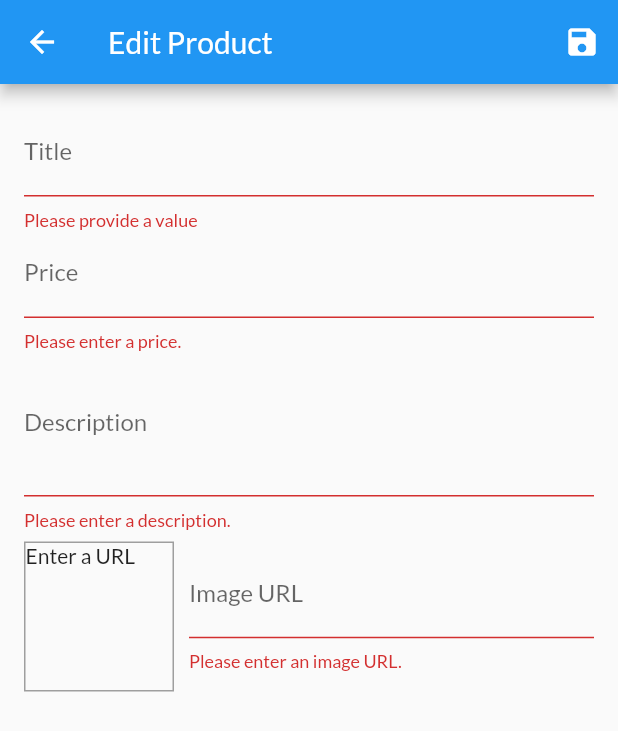
After one commit to IamWorkAndWork/Flutter_Dart_The_Complete_Guide_2021, a Flutter app: the EditProductScreen screen opened by its route, after a tap on the "save" icon, on a phone screen of 412 x 824 dp. The commit adds this screen. Shown: the top 731 px of the screen. Run offline on Flutter 3.47's test engine with Material 2 defaults, Android fonts, the phone set to English and light mode, and no system bars; missing offline and left inert: dart:ffi, shopping_app; network calls fail.

Commit message:
done Section 9: Working with User Input & Forms [SHOP APP]

```diff
--- a/3_shops_app/lib/mock/mock_products.dart
+++ /dev/null
@@ -1,70 +0,0 @@
-import 'package:flutter/material.dart';
-import 'package:shops_app/providers/product.dart';
-
-class Products with ChangeNotifier {
-  List<Product> _items = [
-    Product(
-      id: 'p1',
-      title: 'Red Shirt',
-      description: 'A red shirt - it is pretty red!',
-      price: 29.99,
-      imageUrl:
-          'https://cdn.pixabay.com/photo/2016/10/02/22/17/red-t-shirt-1710578_1280.jpg',
-    ),
-    Product(
-      id: 'p2',
-      title: 'Trousers',
-      description: 'A nice pair of trousers.',
-      price: 59.99,
-      imageUrl:
-          'https://upload.wikimedia.org/wikipedia/commons/thumb/e/e8/Trousers%2C_dress_%28AM_1960.022-8%29.jpg/512px-Trousers%2C_dress_%28AM_1960.022-8%29.jpg',
-    ),
-    Product(
-      id: 'p3',
-      title: 'Yellow Scarf',
-      description: 'Warm and cozy - exactly what you need for the winter.',
-      price: 19.99,
-      imageUrl:
-          'https://live.staticflickr.com/4043/4438260868_cc79b3369d_z.jpg',
-    ),
-    Product(
-      id: 'p4',
-      title: 'A Pan',
-      description: 'Prepare any meal you want.',
-      price: 49.99,
-      imageUrl:
-          'https://upload.wikimedia.org/wikipedia/commons/thumb/1/14/Cast-Iron-Pan.jpg/1024px-Cast-Iron-Pan.jpg',
-    ),
-  ];
-  // var _showFavoritesOnly = false;
-
-  List<Product> get items {
-    // if (_showFavoritesOnly) {
-    //   return _items.where((prodItem) => prodItem.isFavorite).toList();
-    // }
-    return [..._items];
-  }
-
-  List<Product> get favoriteItems {
-    return _items.where((prodItem) => prodItem.isFavorite).toList();
-  }
-
-  Product findById(String id) {
-    return _items.firstWhere((prod) => prod.id == id);
-  }
-
-  // void showFavoritesOnly() {
-  //   _showFavoritesOnly = true;
-  //   notifyListeners();
-  // }
-
-  // void showAll() {
-  //   _showFavoritesOnly = false;
-  //   notifyListeners();
-  // }
-
-  void addProduct() {
-    // _items.add(value);
-    notifyListeners();
-  }
-}
--- a/3_shops_app/lib/providers/cart.dart
+++ b/3_shops_app/lib/providers/cart.dart
@@ -72,4 +72,23 @@ class Cart with ChangeNotifier {
     _items = {};
     notifyListeners();
   }
+
+  void removeSingleItem(String productId) {
+    if (!_items.containsKey(productId)) {
+      return;
+    }
+    if (_items[productId].quantity > 1) {
+      _items.update(
+        productId,
+        (value) => CartItem(
+            id: value.id,
+            title: value.title,
+            quantity: value.quantity - 1,
+            price: value.price),
+      );
+    } else {
+      _items.remove(productId);
+    }
+    notifyListeners();
+  }
 }
--- a/3_shops_app/lib/providers/product.dart
+++ b/3_shops_app/lib/providers/product.dart
@@ -1,11 +1,11 @@
 import 'package:flutter/material.dart';
 
 class Product with ChangeNotifier {
-  final String id;
-  final String title;
-  final String description;
-  final double price;
-  final String imageUrl;
+  String id;
+  String title;
+  String description;
+  double price;
+  String imageUrl;
   bool isFavorite;
 
   Product({
@@ -17,6 +17,11 @@ class Product with ChangeNotifier {
     this.isFavorite = false,
   });
 
+  set setTitle(String title) => this.title = title;
+  set setDesctiption(String description) => this.description = description;
+  set setPrice(double price) => this.price = price;
+  set setImageUrl(String imageUrl) => this.imageUrl = imageUrl;
+
   void toggleFavoriteStatus() {
     isFavorite = !isFavorite;
     notifyListeners();
--- a/3_shops_app/lib/providers/products.dart
+++ b/3_shops_app/lib/providers/products.dart
@@ -64,8 +64,34 @@ class Products with ChangeNotifier {
   //   notifyListeners();
   // }
 
-  void addProduct() {
-    // _items.add(value);
+  void addProduct(Product product) {
+    final newProduct = Product(
+      title: product.title,
+      description: product.description,
+      price: product.price,
+      imageUrl: product.imageUrl,
+      id: DateTime.now().toString(),
+    );
+    _items.add(newProduct);
     notifyListeners();
   }
+
+  List<Product> get favoriteItems {
+    return _items.where((prodItem) => prodItem.isFavorite).toList();
+  }
+
+  void deleteProduct(String id) {
+    _items.removeWhere((element) => element.id == id);
+    notifyListeners();
+  }
+
+  void updateProduct(String id, Product newProduct) {
+    final productId = _items.indexWhere((element) => element.id == id);
+    if (productId > 0) {
+      _items[productId] = newProduct;
+      notifyListeners();
+    } else {
+      print("update product not found");
+    }
+  }
 }
--- /dev/null
+++ b/3_shops_app/lib/screens/edit_product_scree.dart
@@ -0,0 +1,251 @@
+import 'package:flutter/material.dart';
+import 'package:provider/provider.dart';
+import 'package:shops_app/providers/product.dart';
+import 'package:shops_app/providers/products.dart';
+
+class EditProductScreen extends StatefulWidget {
+  static const routeName = '/edit-product';
+
+  EditProductScreen({Key key}) : super(key: key);
+
+  @override
+  _EditProductScreenState createState() => _EditProductScreenState();
+}
+
+class _EditProductScreenState extends State<EditProductScreen> {
+  final _priceFocusNode = FocusNode();
+  final _descriptionFocusNode = FocusNode();
+  final _imageUrlController = TextEditingController();
+  final _imageUrlFocusNode = FocusNode();
+  final _form = GlobalKey<FormState>();
+  var _editProduct = Product(
+    id: null,
+    title: '',
+    price: 0,
+    description: '',
+    imageUrl: '',
+  );
+  var _initValues = {
+    'title': '',
+    'description': '',
+    'price': '',
+    'imageUrl': '',
+  };
+  var _isInit = true;
+
+  @override
+  void initState() {
+    super.initState();
+    _imageUrlFocusNode.addListener(_updateImageUrl);
+  }
+
+  @override
+  void didChangeDependencies() {
+    super.didChangeDependencies();
+    if (_isInit) {
+      final productId = ModalRoute.of(context).settings.arguments as String;
+      if (productId != null) {
+        _editProduct =
+            Provider.of<Products>(context, listen: false).findById(productId);
+        _initValues = {
+          'title': _editProduct.title,
+          'description': _editProduct.description,
+          'price': _editProduct.price.toString(),
+          'imageUrl': '',
+        };
+        _imageUrlController.text = _editProduct.imageUrl;
+      }
+    }
+    _isInit = false;
+  }
+
+  @override
+  void dispose() {
+    super.dispose();
+    _imageUrlFocusNode.removeListener(_updateImageUrl);
+    _priceFocusNode.dispose();
+    _descriptionFocusNode.dispose();
+    _imageUrlController.dispose();
+    _imageUrlFocusNode.dispose();
+  }
+
+  void _updateImageUrl() {
+    if (!_imageUrlFocusNode.hasFocus) {
+      var image = _imageUrlController.text;
+      if ((!image.startsWith('http') && !image.startsWith('https')) ||
+          (!image.endsWith('.png') &&
+              !image.endsWith('.jpg') &&
+              !image.endsWith('.jpeg'))) {
+        return;
+      }
+      setState(() {});
+    }
+  }
+
+  void _saveForm() {
+    final isValid = _form.currentState.validate();
+
+    if (!isValid) {
+      return;
+    }
+
+    _form.currentState.save();
+    var productsProvider = Provider.of<Products>(context, listen: false);
+    if (_editProduct.id != null) {
+      productsProvider.updateProduct(_editProduct.id, _editProduct);
+    } else {
+      productsProvider.addProduct(_editProduct);
+    }
+    Navigator.of(context).pop();
+  }
+
+  @override
+  Widget build(BuildContext context) {
+    return Scaffold(
+      appBar: AppBar(
+        title: Text("Edit Product"),
+        actions: <Widget>[
+          IconButton(
+            icon: Icon(Icons.save),
+            onPressed: _saveForm,
+          ),
+        ],
+      ),
+      body: Padding(
+        padding: const EdgeInsets.all(
+          16.0,
+        ),
+        child: Form(
+          key: _form,
+          child: ListView(
+            children: <Widget>[
+              TextFormField(
+                initialValue: _initValues['title'],
+                decoration: InputDecoration(
+                  labelText: 'Title',
+                ),
+                textInputAction: TextInputAction.next,
+                onFieldSubmitted: (value) {
+                  FocusScope.of(context).requestFocus(_priceFocusNode);
+                },
+                validator: (value) {
+                  if (value.isEmpty) {
+                    return "Please provide a value";
+                  }
+                  return null;
+                },
+                onSaved: (newValue) {
+                  _editProduct.setTitle = newValue;
+                },
+              ),
+              TextFormField(
+                initialValue: _initValues['price'],
+                decoration: InputDecoration(
+                  labelText: 'Price',
+                ),
+                textInputAction: TextInputAction.next,
+                keyboardType: TextInputType.number,
+                focusNode: _priceFocusNode,
+                onFieldSubmitted: (value) {
+                  FocusScope.of(context).requestFocus(_descriptionFocusNode);
+                },
+                validator: (value) {
+                  if (value.isEmpty) {
+                    return 'Please enter a price.';
+                  }
+                  if (double.tryParse(value) == null) {
+                    return 'Please enter a valid number.';
+                  }
+                  if (double.parse(value) <= 0) {
+                    return 'Please enter a number greater than zero.';
+                  }
+                  return null;
+                },
+                onSaved: (newValue) {
+                  _editProduct.setPrice = double.parse(newValue);
+                },
+              ),
+              TextFormField(
+                initialValue: _initValues['description'],
+                decoration: InputDecoration(labelText: 'Description'),
+                maxLines: 3,
+                keyboardType: TextInputType.multiline,
+                focusNode: _descriptionFocusNode,
+                validator: (value) {
+                  if (value.isEmpty) {
+                    return 'Please enter a description.';
+                  }
+                  if (value.length < 10) {
+                    return 'Should be at least 10 characters long.';
+                  }
+                  return null;
+                },
+                onSaved: (newValue) {
+                  _editProduct.setDesctiption = newValue;
+                },
+              ),
+              Row(
+                children: <Widget>[
+                  Container(
+                    width: 100,
+                    height: 100,
+                    margin: EdgeInsets.only(
+                      top: 8,
+                      right: 10,
+                    ),
+                    decoration: BoxDecoration(
+                      border: Border.all(
+                        width: 1,
+                        color: Colors.grey,
+                      ),
+                    ),
+                    child: _imageUrlController.text.isEmpty
+                        ? Text("Enter a URL")
+                        : FittedBox(
+                            child: Image.network(
+                              _imageUrlController.text,
+                              fit: BoxFit.cover,
+                            ),
+                          ),
+                  ),
+                  Expanded(
+                    child: TextFormField(
+                      decoration: InputDecoration(
+                        labelText: "Image URL",
+                      ),
+                      keyboardType: TextInputType.url,
+                      textInputAction: TextInputAction.done,
+                      controller: _imageUrlController,
+                      focusNode: _imageUrlFocusNode,
+                      onFieldSubmitted: (_) {
+                        _saveForm();
+                      },
+                      validator: (value) {
+                        if (value.isEmpty) {
+                          return 'Please enter an image URL.';
+                        }
+                        if (!value.startsWith('http') &&
+                            !value.startsWith('https')) {
+                          return 'Please enter a valid URL.';
+                        }
+                        if (!value.endsWith('.png') &&
+                            !value.endsWith('.jpg') &&
+                            !value.endsWith('.jpeg')) {
+                          return 'Please enter a valid image URL.';
+                        }
+                        return null;
+                      },
+                      onSaved: (newValue) {
+                        _editProduct.setImageUrl = newValue;
+                      },
+                    ),
+                  ),
+                ],
+              ),
+            ],
+          ),
+        ),
+      ),
+    );
+  }
+}
--- a/3_shops_app/lib/screens/product_detail_screen.dart
+++ b/3_shops_app/lib/screens/product_detail_screen.dart
@@ -1,6 +1,6 @@
 import 'package:flutter/material.dart';
 import 'package:provider/provider.dart';
-import 'package:shops_app/mock/mock_products.dart';
+import 'package:shops_app/providers/products.dart';
 
 class ProductDetailScreen extends StatelessWidget {
   static const routeName = '/product-detail';
--- a/3_shops_app/lib/widgets/app_drawer.dart
+++ b/3_shops_app/lib/widgets/app_drawer.dart
@@ -1,5 +1,6 @@
 import 'package:flutter/material.dart';
 import 'package:shops_app/screens/orders_screen.dart';
+import 'package:shops_app/screens/user_products_screen.dart';
 
 class AppDrawer extends StatelessWidget {
   const AppDrawer({Key key}) : super(key: key);
@@ -29,6 +30,14 @@ class AppDrawer extends StatelessWidget {
               Navigator.of(context).pushNamed(OrdersScreen.routeName);
             },
           ),
+          Divider(),
+          ListTile(
+            leading: Icon(Icons.edit),
+            title: Text("Manage Products"),
+            onTap: () {
+              Navigator.of(context).pushNamed(UserProductsScreen.routeName);
+            },
+          )
         ],
       ),
     );
--- a/3_shops_app/lib/widgets/product_grid.dart
+++ b/3_shops_app/lib/widgets/product_grid.dart
@@ -1,6 +1,6 @@
 import 'package:flutter/material.dart';
 import 'package:provider/provider.dart';
-import 'package:shops_app/mock/mock_products.dart';
+import 'package:shops_app/providers/products.dart';
 import 'package:shops_app/widgets/product_item.dart';
 
 class ProductsGrid extends StatelessWidget {
```
Also changed, not shown: 3_shops_app/lib/main.dart (+5 -2 lines), 3_shops_app/lib/screens/user_products_screen.dart (added, +49 -0 lines), 3_shops_app/lib/widgets/cart_item.dart (+27 -0 lines), 3_shops_app/lib/widgets/product_item.dart (+17 -0 lines), 3_shops_app/lib/widgets/user_product_item.dart (added, +41 -0 lines).
